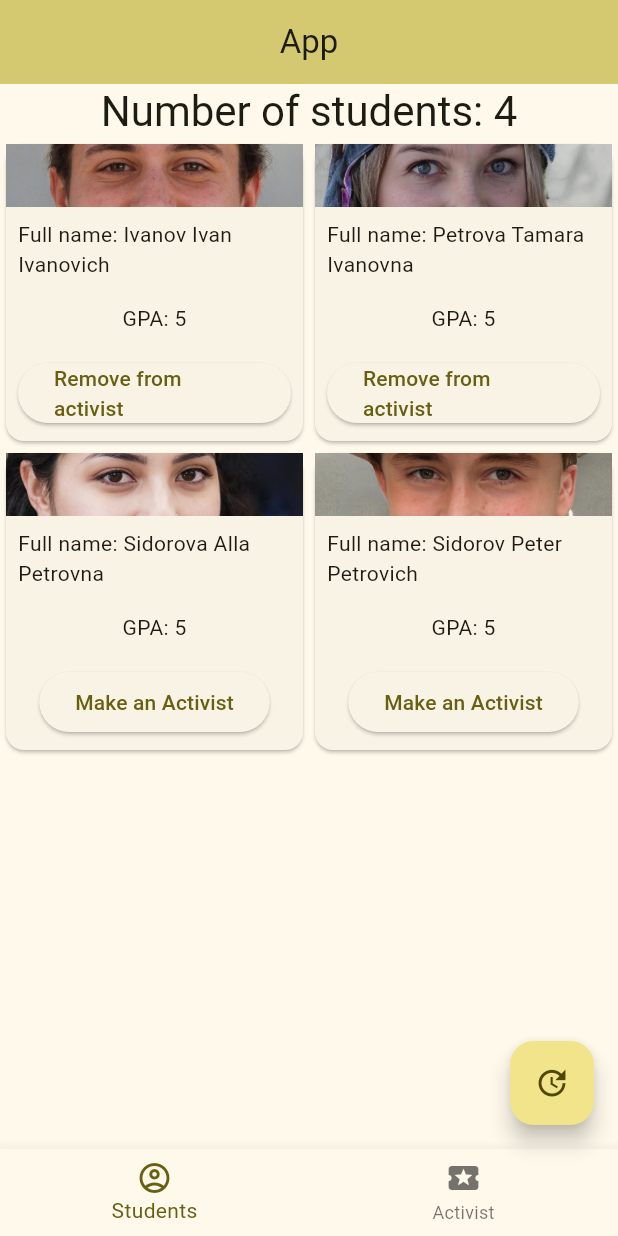
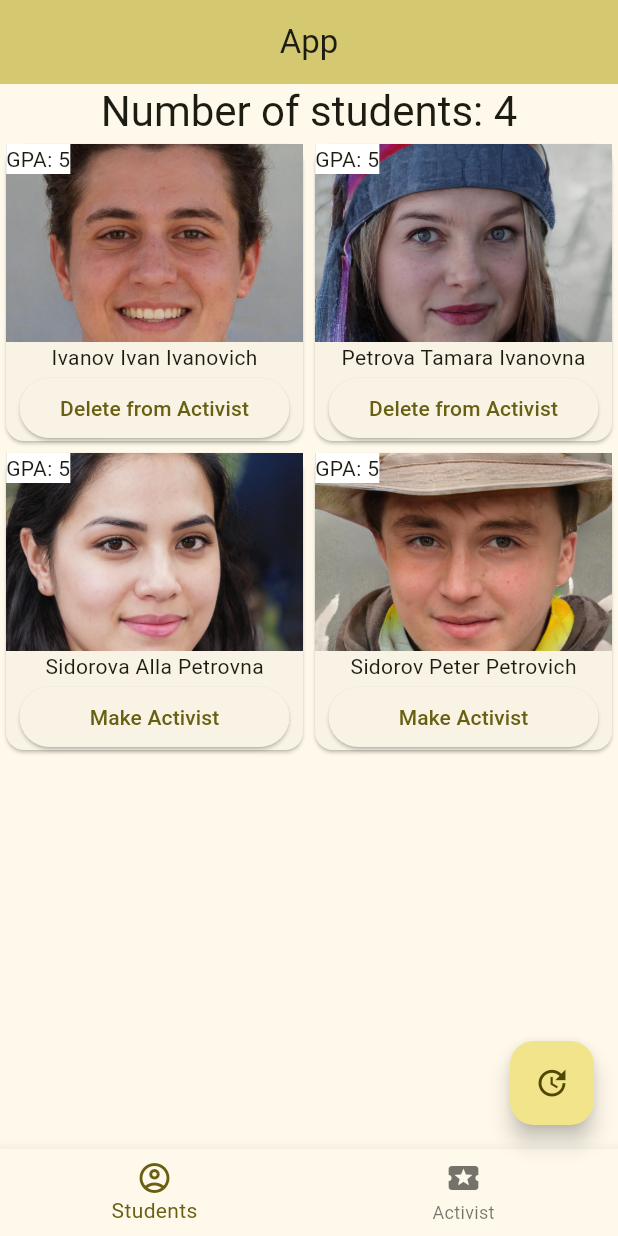
Before and after one commit to zsefvcx/devtools_flutter, a Flutter app: the screen it shows after launch, on a phone screen of 412 x 824 dp. Run offline on Flutter 3.47's test engine with Material 2 defaults, Android fonts, the phone set to English and light mode, and no system bars; our stand-ins replace equatable.

Commit message:
lesson20 task1 14%

```diff
--- a/app_for_inspector/lib/presentation/widget/card_student_widget.dart
+++ b/app_for_inspector/lib/presentation/widget/card_student_widget.dart
@@ -29,37 +29,45 @@ class CardStudentWidget extends StatelessWidget {
           children: [
             Expanded(
               flex: 2,
-              child: SizedBox(
+              child: Stack(
+                children: [
+                  SizedBox(
                     width: double.infinity,
                     child: ValueListenableBuilder<bool>(
                       valueListenable:  activistNotifier,
                       builder: (_, value, __) => !activistOnly?buildImage(): value?buildImage():const Center(child: Text('Removed from activist')),
                     ),
-
+                  ),
+                  Text('GPA: ${student.averageScore}', style: TextStyle(backgroundColor: Colors.white)),
+                ],
               ),
             ),
-            Padding(
-              padding: const EdgeInsets.all(8.0),
-              child: Text('Full name: ${student.lastName} ${student.name} ${student.secondName}' ),
+            Expanded(
+              child: Padding(
+                padding: const EdgeInsets.fromLTRB(8, 0, 8, 0),
+                child: Column(
+                  children: [
+                    Text('${student.lastName} ${student.name} ${student.secondName}' ),
+                    ElevatedButton(
+                      style: ButtonStyle(
+                        fixedSize: MaterialStateProperty.all(const Size(180,25)),
                       ),
-            Padding(
-              padding: const EdgeInsets.all(8.0),
-              child: Text('GPA: ${student.averageScore}' ),
-            ),
-            Padding(
-              padding: const EdgeInsets.all(8.0),
-              child: ElevatedButton(onPressed: (){
+                      onPressed: (){
                         activistNotifier.value = !activistNotifier.value;
                         int res = BDStudents.instance().mod(key: keyMarker, val: student.copyWith(activist: activistNotifier.value));
                         Logger.print('Change status a students ${BDStudents.instance().gId(keyMarker)} with result:$res ', level: 0, name: 'test');
-              }, child: ValueListenableBuilder<bool>(
+                      },
+                      child: ValueListenableBuilder<bool>(
                         valueListenable:  activistNotifier,
                         builder: (_, value, __) => value
-                    ?const Text('Remove from activist')
-                    :const Text('Make an Activist'),
+                            ?const Text('Delete from Activist')
+                            :const Text('Make Activist'),
                       ),
                     ),
-            )
+                  ],
+                ),
+              ),
+            ),
           ],
         ),
       ),
--- a/app_for_inspector/lib/presentation/widget/students_tab_view.dart
+++ b/app_for_inspector/lib/presentation/widget/students_tab_view.dart
@@ -18,6 +18,7 @@ class StudentsTabView extends StatelessWidget {
 
   @override
   Widget build(BuildContext context) {
+    final List<String> keyMarkers = BDStudents.instance().getKeysAct(activistOnly: _activistOnly);
     return Column(
       mainAxisAlignment: MainAxisAlignment.center,
       children: <Widget>[
@@ -39,10 +40,8 @@ class StudentsTabView extends StatelessWidget {
               crossAxisCount: 2,
               shrinkWrap: true,
               children: List.generate(
-                   _activistOnly?BDStudents.instance().lenAct: BDStudents.instance().len,
+                  keyMarkers.length,
                     (i) {
-                    final List<String> keyMarkers = BDStudents.instance().getKeysAct(activistOnly: _activistOnly);
-
                   String keyMarker = keyMarkers[i];
                   Student? students = BDStudents.instance().gId(keyMarker);
                   if (students != null) {
```
Lines whose indentation alone changed are shown as unchanged.
